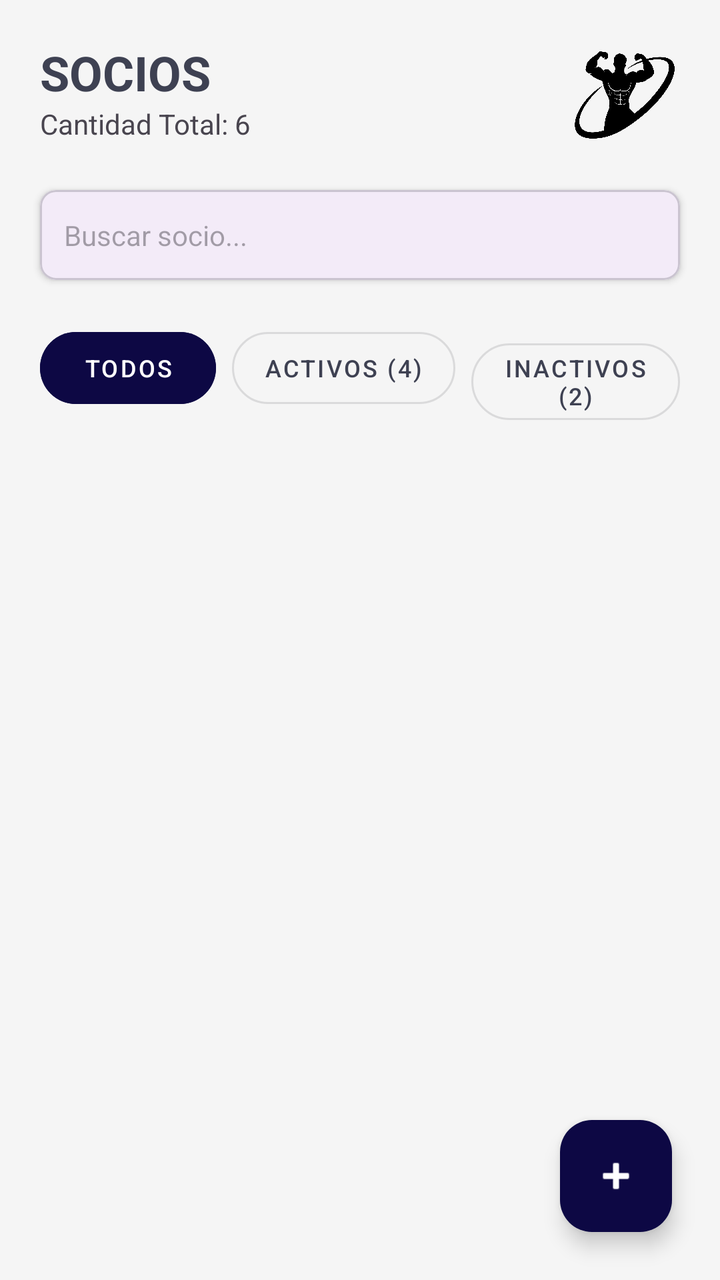
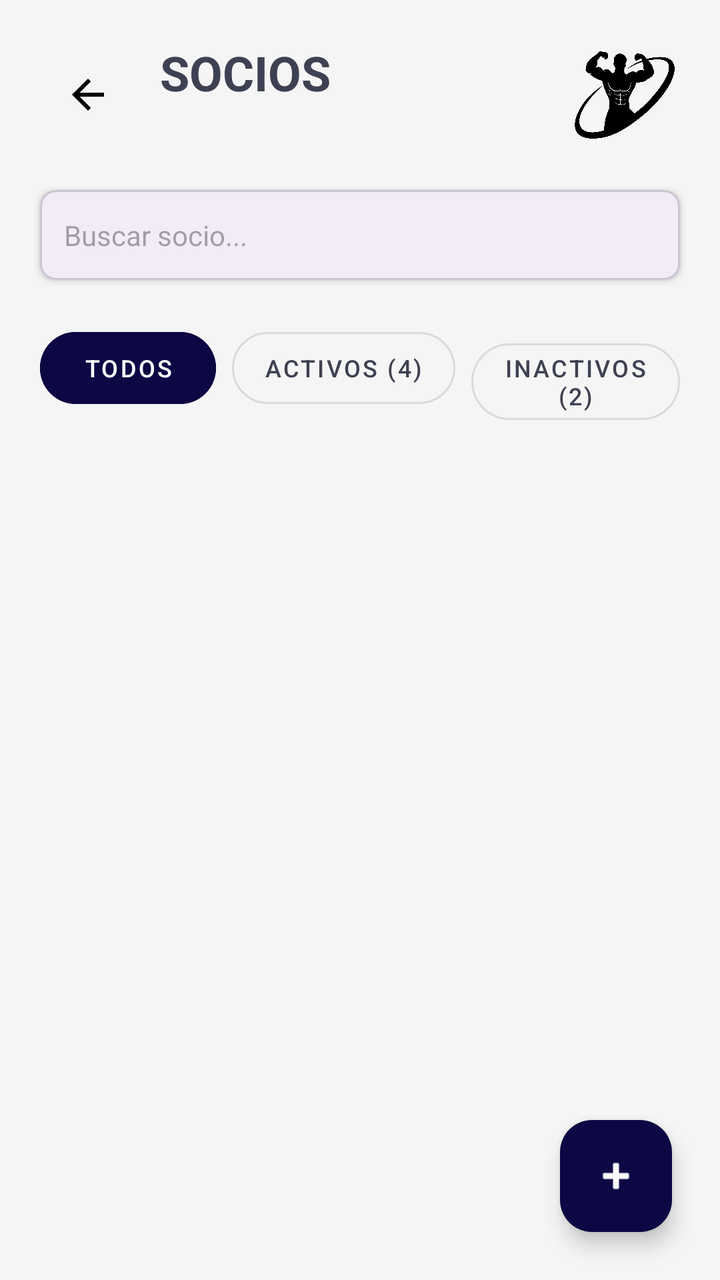

Two renders of the same Android screen: before a commit and after it. Below are the layout's source before the change and the commit's diff.
<!-- AndroidManifest.xml: application theme Theme.ClubDeportivoDAM -->
<!-- res/layout/activity_socios.xml -->
<?xml version="1.0" encoding="utf-8"?>
<RelativeLayout xmlns:android="http://schemas.android.com/apk/res/android"
    xmlns:app="http://schemas.android.com/apk/res-auto"
    android:layout_width="match_parent"
    android:layout_height="match_parent"
    android:background="#F5F5F5">

    <LinearLayout
        android:layout_width="match_parent"
        android:layout_height="match_parent"
        android:orientation="vertical">

        <RelativeLayout
            android:layout_width="match_parent"
            android:layout_height="wrap_content"
            android:padding="20dp">
            <LinearLayout
                android:layout_width="wrap_content"
                android:layout_height="wrap_content"
                android:orientation="vertical">
                <TextView
                    android:layout_width="wrap_content"
                    android:layout_height="wrap_content"
                    android:text="SOCIOS"
                    android:textSize="24sp"
                    android:textStyle="bold"
                    android:textColor="#3E4152"/>
                <TextView
                    android:id="@+id/tvCantidadTotal"
                    android:layout_width="wrap_content"
                    android:layout_height="wrap_content"
                    android:text="Cantidad Total: 6"/>
            </LinearLayout>
            <ImageView
                android:layout_width="55dp"
                android:layout_height="55dp"
                android:layout_alignParentEnd="true"
                android:src="@drawable/logo_gym" />
        </RelativeLayout>

        <com.google.android.material.card.MaterialCardView
            android:layout_width="match_parent"
            android:layout_height="wrap_content"
            android:layout_marginHorizontal="20dp"
            app:cardCornerRadius="8dp"
            app:cardElevation="2dp">
            <EditText
                android:id="@+id/etBuscarSocio"
                android:layout_width="match_parent"
                android:layout_height="45dp"
                android:background="@android:color/transparent"
                android:hint="Buscar socio..."
                android:paddingHorizontal="12dp"
                android:textSize="14sp" />
        </com.google.android.material.card.MaterialCardView>

        <LinearLayout
            android:layout_width="match_parent"
            android:layout_height="wrap_content"
            android:orientation="horizontal"
            android:padding="20dp">

            <com.google.android.material.button.MaterialButton
                android:id="@+id/btnTodos"
                style="@style/Widget.MaterialComponents.Button.UnelevatedButton"
                android:layout_width="wrap_content"
                android:layout_height="wrap_content"
                android:text="Todos"
                android:backgroundTint="#0D0844"
                android:layout_marginEnd="8dp"
                app:cornerRadius="20dp"
                android:textSize="12sp" />

            <com.google.android.material.button.MaterialButton
                android:id="@+id/btnActivos"
                style="@style/Widget.MaterialComponents.Button.OutlinedButton"
                android:layout_width="wrap_content"
                android:layout_height="wrap_content"
                android:text="Activos (4)"
                android:textColor="#3E4152"
                android:layout_marginEnd="8dp"
                app:cornerRadius="20dp"
                android:textSize="12sp" />

            <com.google.android.material.button.MaterialButton
                android:id="@+id/btnInactivos"
                style="@style/Widget.MaterialComponents.Button.OutlinedButton"
                android:layout_width="wrap_content"
                android:layout_height="wrap_content"
                android:text="Inactivos (2)"
                android:textColor="#3E4152"
                app:cornerRadius="20dp"
                android:textSize="12sp" />
        </LinearLayout>

        <androidx.fragment.app.FragmentContainerView
            android:id="@+id/fragment_socios_container"
            android:layout_width="match_parent"
            android:layout_height="match_parent" />

    </LinearLayout>

    <com.google.android.material.floatingactionbutton.FloatingActionButton
        android:id="@+id/fabNuevoSocio"
        android:layout_width="wrap_content"
        android:layout_height="wrap_content"
        android:layout_alignParentBottom="true"
        android:layout_alignParentEnd="true"
        android:layout_margin="24dp"
        android:src="@android:drawable/ic_input_add"
        app:backgroundTint="#0D0844"
        app:tint="@color/white" />

</RelativeLayout>
<!-- resources referenced by this layout -->
<resources>
  <color name="white">#FFFFFFFF</color>
  <!-- drawable logo_gym: png bitmap (drawable, 66288 bytes) -->
  <style name="Theme.ClubDeportivoDAM" parent="Base.Theme.ClubDeportivoDAM" />
  <style name="Base.Theme.ClubDeportivoDAM" parent="Theme.Material3.DayNight.NoActionBar">
          
          
      </style>
</resources>

<!-- the commit's change to res/layout/activity_socios.xml (unified diff, before → after) -->
@@ -14,9 +14,21 @@
             android:layout_width="match_parent"
             android:layout_height="wrap_content"
             android:padding="20dp">
+
+            <ImageButton
+                android:id="@+id/btnBackToPanel"
+                android:layout_width="48dp"
+                android:layout_height="48dp"
+                android:layout_centerVertical="true"
+                android:background="?attr/selectableItemBackgroundBorderless"
+                android:src="@drawable/ic_arrow_back"
+                android:contentDescription="Volver al panel" />
+
             <LinearLayout
                 android:layout_width="wrap_content"
                 android:layout_height="wrap_content"
+                android:layout_toEndOf="@id/btnBackToPanel"
+                android:layout_marginStart="12dp"
                 android:orientation="vertical">
                 <TextView
                     android:layout_width="wrap_content"
@@ -25,12 +37,8 @@
                     android:textSize="24sp"
                     android:textStyle="bold"
                     android:textColor="#3E4152"/>
-                <TextView
-                    android:id="@+id/tvCantidadTotal"
-                    android:layout_width="wrap_content"
-                    android:layout_height="wrap_content"
-                    android:text="Cantidad Total: 6"/>
             </LinearLayout>
+
             <ImageView
                 android:layout_width="55dp"
                 android:layout_height="55dp"
<!-- resource entries referenced after the edit -->
@@ -1,6 +1,12 @@
 <!-- resources referenced by this layout -->
 <resources>
   <color name="white">#FFFFFFFF</color>
+  <!-- drawable ic_arrow_back (drawable) -->
+  <vector xmlns:android="http://schemas.android.com/apk/res/android" android:autoMirrored="true" android:height="24dp" android:tint="#000000" android:viewportHeight="960" android:viewportWidth="960" android:width="24dp">
+        
+      <path android:fillColor="@android:color/white" android:pathData="M313,520L537,744L480,800L160,480L480,160L537,216L313,440L800,440L800,520L313,520Z"/>
+      
+  </vector>
   <!-- drawable logo_gym: png bitmap (drawable, 66288 bytes) -->
   <style name="Theme.ClubDeportivoDAM" parent="Base.Theme.ClubDeportivoDAM" />
   <style name="Base.Theme.ClubDeportivoDAM" parent="Theme.Material3.DayNight.NoActionBar">
